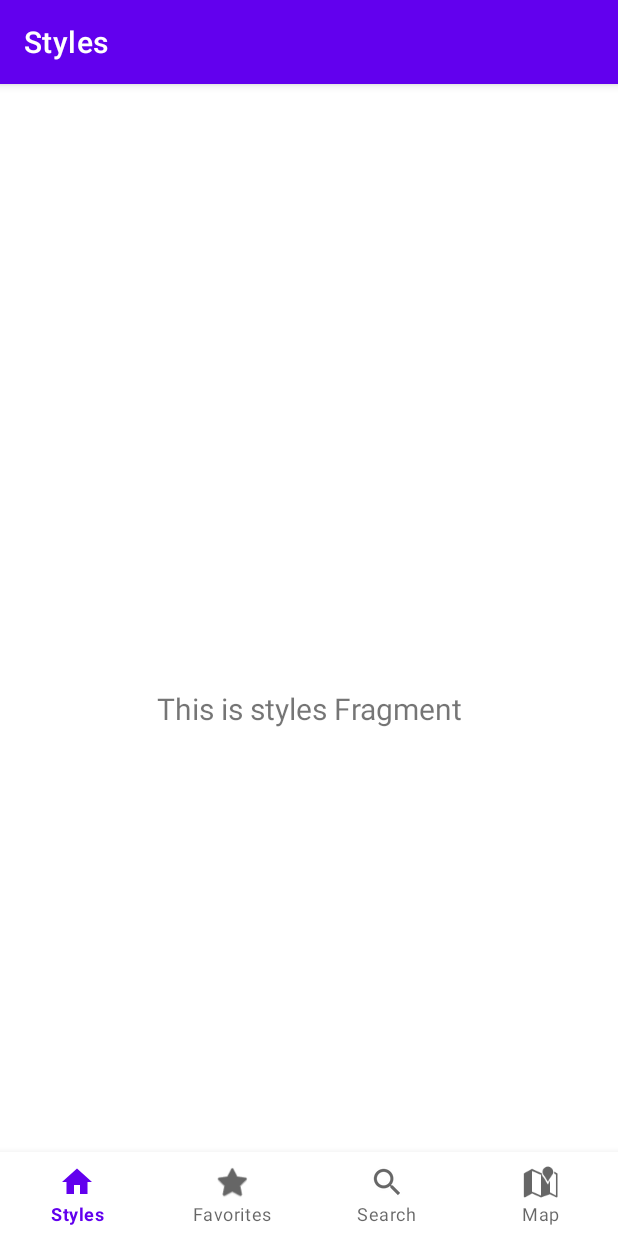
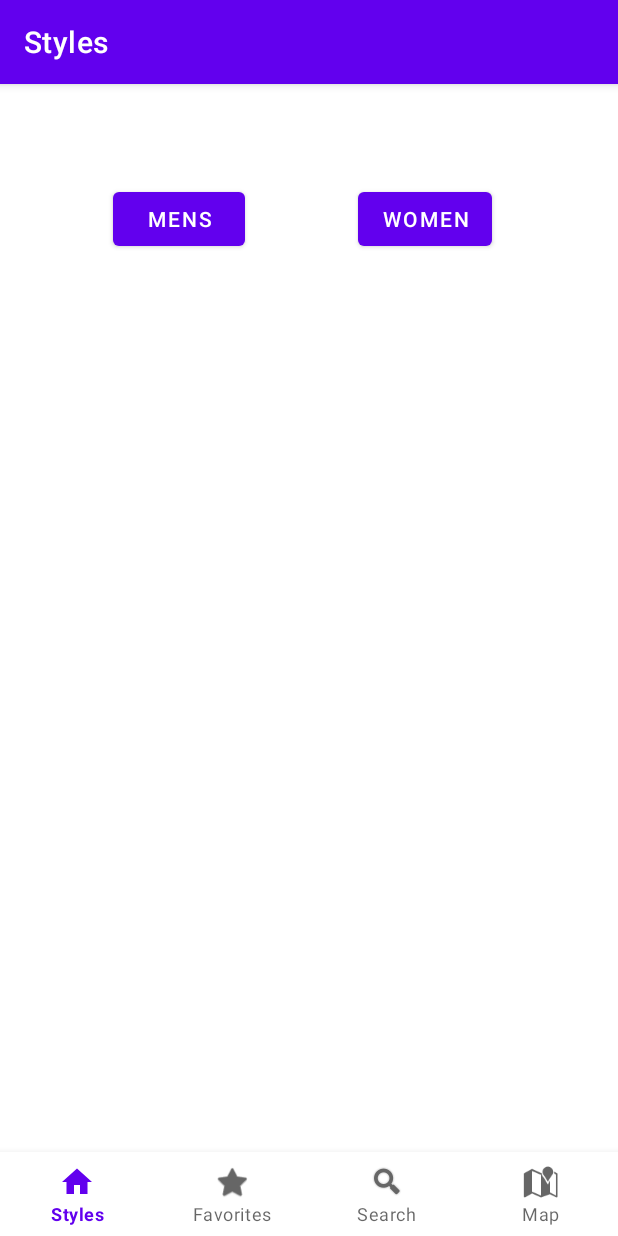
Before and after one commit to tyleraguirre/hair-style-app, an Android app: the screen it shows after launch (MainActivity), on a phone screen of 412 x 824 dp. Run offline under Robolectric (Android 15) with nearby library versions, the light colour scheme and no system bars; our stand-ins replace navigation-ui.

Commit message:
put items into the styles view

```diff
--- a/HairCutApp/app/src/main/java/com/example/haircutapp/ui/styles/StylesFragment.kt
+++ b/HairCutApp/app/src/main/java/com/example/haircutapp/ui/styles/StylesFragment.kt
@@ -30,10 +30,6 @@ class StylesFragment : Fragment() {
         _binding = FragmentStylesBinding.inflate(inflater, container, false)
         val root: View = binding.root
 
-        val textView: TextView = binding.textStyles
-        stylesViewModel.text.observe(viewLifecycleOwner, Observer {
-            textView.text = it
-        })
         return root
     }
 
--- a/HairCutApp/app/src/main/res/layout/fragment_styles.xml
+++ b/HairCutApp/app/src/main/res/layout/fragment_styles.xml
@@ -6,17 +6,33 @@
     android:layout_height="match_parent"
     tools:context=".ui.styles.StylesFragment">
 
-    <TextView
-        android:id="@+id/text_styles"
-        android:layout_width="match_parent"
+    <Button
+        android:id="@+id/mens_styles_button"
+        android:layout_width="wrap_content"
         android:layout_height="wrap_content"
-        android:layout_marginStart="8dp"
-        android:layout_marginTop="8dp"
-        android:layout_marginEnd="8dp"
-        android:textAlignment="center"
-        android:textSize="20sp"
+        android:layout_marginTop="10dp"
+        android:text="@string/mens_button"
+        app:layout_constraintEnd_toStartOf="@+id/women_styles_button"
+        app:layout_constraintStart_toStartOf="parent"
+        app:layout_constraintTop_toTopOf="parent" />
+
+    <Button
+        android:id="@+id/women_styles_button"
+        android:layout_width="wrap_content"
+        android:layout_height="wrap_content"
+        android:layout_marginTop="10dp"
+        android:layout_marginEnd="84dp"
+        android:layout_marginRight="84dp"
+        android:text="@string/women_button"
+        app:layout_constraintEnd_toEndOf="parent"
+        app:layout_constraintTop_toTopOf="parent" />
+
+    <androidx.recyclerview.widget.RecyclerView
+        android:id="@+id/styles_list"
+        android:layout_width="409dp"
+        android:layout_height="650dp"
         app:layout_constraintBottom_toBottomOf="parent"
         app:layout_constraintEnd_toEndOf="parent"
         app:layout_constraintStart_toStartOf="parent"
-        app:layout_constraintTop_toTopOf="parent" />
+        app:layout_constraintTop_toBottomOf="@+id/mens_styles_button" />
 </androidx.constraintlayout.widget.ConstraintLayout>
--- a/HairCutApp/app/src/main/res/menu/bottom_nav_menu.xml
+++ b/HairCutApp/app/src/main/res/menu/bottom_nav_menu.xml
@@ -13,7 +13,7 @@
 
     <item
         android:id="@+id/navigation_search"
-        android:icon="?android:attr/actionModeWebSearchDrawable"
+        android:icon="@android:drawable/ic_search_category_default"
         android:title="@string/title_search" />
 
     <item
--- a/HairCutApp/app/src/main/res/values/strings.xml
+++ b/HairCutApp/app/src/main/res/values/strings.xml
@@ -5,4 +5,6 @@
     <string name="title_favorites">Favorites</string>
     <string name="title_search">Search</string>
     <string name="title_map">Map</string>
+    <string name="mens_button">Mens</string>
+    <string name="women_button">Women</string>
 </resources>
```
Also changed, not shown: HairCutApp/app/src/main/res/layout/list_item_hairstyle.xml (added, +27 -0 lines).
